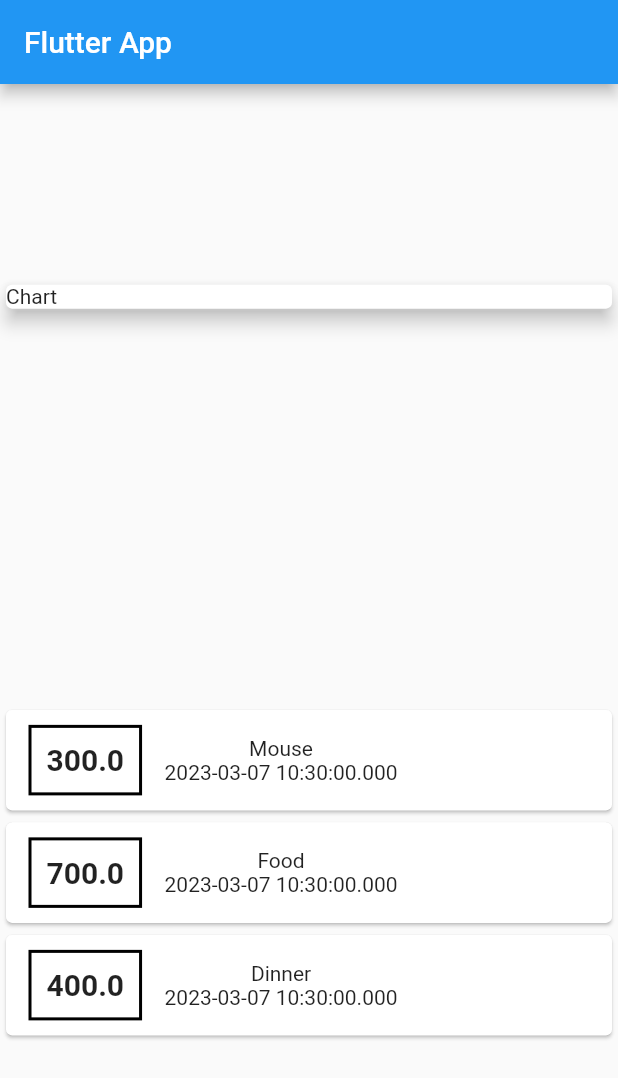
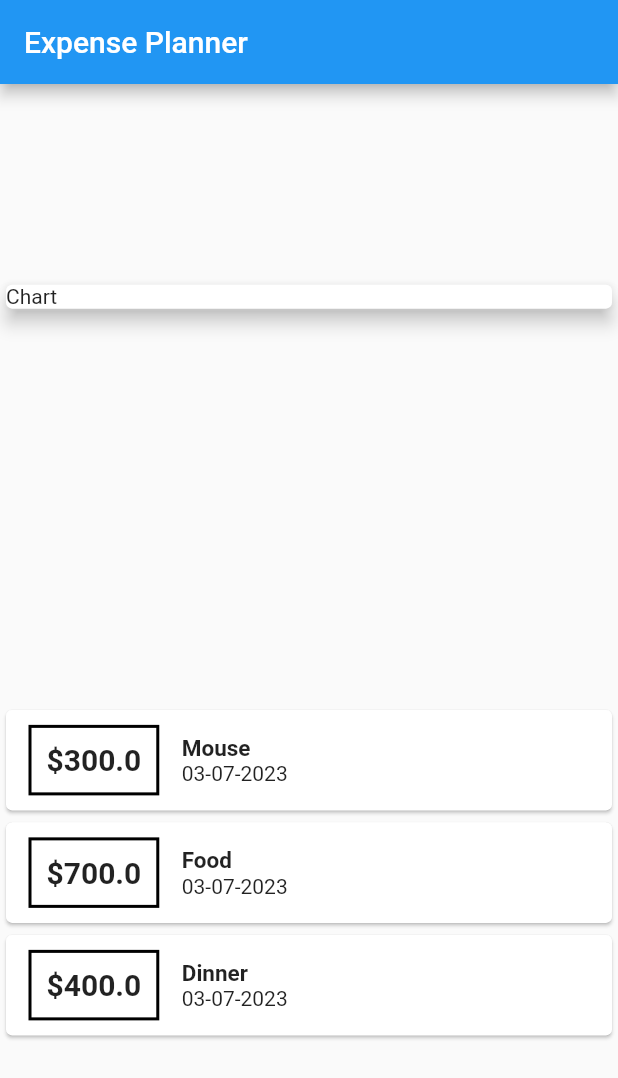
Before and after one commit to vctrtello1/expensePlanner, a Flutter app: the screen it shows after launch, on a phone screen of 412 x 824 dp. Shown: the top 1078 px of the screen. Run offline on Flutter 3.47's test engine with Material 2 defaults, Android fonts, the phone set to English and light mode, and no system bars.

Commit message:
formating dates

```diff
--- a/lib/main.dart
+++ b/lib/main.dart
@@ -1,5 +1,6 @@
 import 'package:flutter/material.dart';
 import './transaction.dart';
+import 'package:intl/intl.dart';
 
 // ignore: prefer_const_constructors
 void main() => (runApp(MyApp()));
@@ -9,7 +10,7 @@ class MyApp extends StatelessWidget {
   @override
   Widget build(BuildContext context) {
     return MaterialApp(
-      title: 'Flutter App',
+      title: 'Expense planner',
       home: MyHomePage(),
     );
   }
@@ -26,7 +27,7 @@ class MyHomePage extends StatelessWidget {
   Widget build(BuildContext context) {
     return Scaffold(
       appBar: AppBar(
-        title: const Text('Flutter App'),
+        title: const Text('Expense Planner'),
       ),
       // ignore: prefer_const_constructors
       body: Column(
@@ -54,17 +55,20 @@ class MyHomePage extends StatelessWidget {
                         border: Border.all(color: Colors.black, width: 2)),
                     padding: const EdgeInsets.all(10),
                     child: Text(
-                      tx.amount.toString(),
+                      '\$${tx.amount}',
                       style: const TextStyle(
                           fontWeight: FontWeight.bold, fontSize: 20),
                     ),
                   ),
                   Column(
+                    crossAxisAlignment: CrossAxisAlignment.start,
                     children: <Widget>[
-                      Text(tx.title),
                       Text(
-                        tx.date.toString(),
-                      )
+                        tx.title,
+                        style: const TextStyle(
+                            fontWeight: FontWeight.bold, fontSize: 15),
+                      ),
+                      Text(DateFormat('MM-dd-yyyy').format(tx.date))
                     ],
                   )
                 ],
--- a/pubspec.yaml
+++ b/pubspec.yaml
@@ -30,6 +30,7 @@ environment:
 dependencies:
   flutter:
     sdk: flutter
+  intl: ^0.18.0
 
 
   # The following adds the Cupertino Icons font to your application.
```
Also changed, not shown: pubspec.lock.
